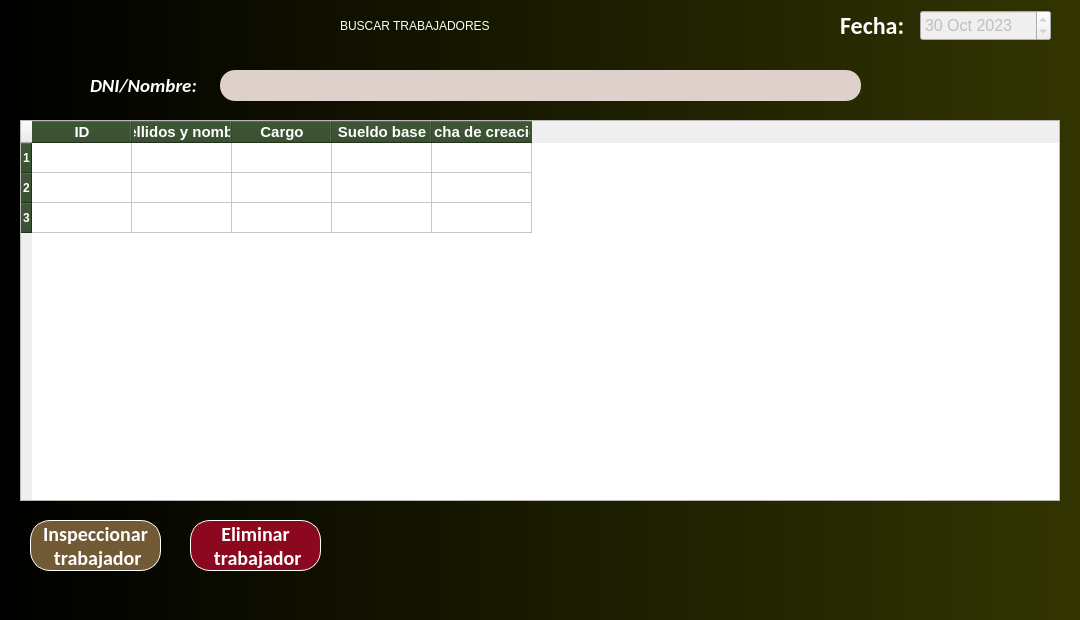
Old version of the form src/otros_recursos/GUI/TrabajadorBuscar.ui in the repository JosueDanielGarciaBetancourt/CalculoSueldosProject.
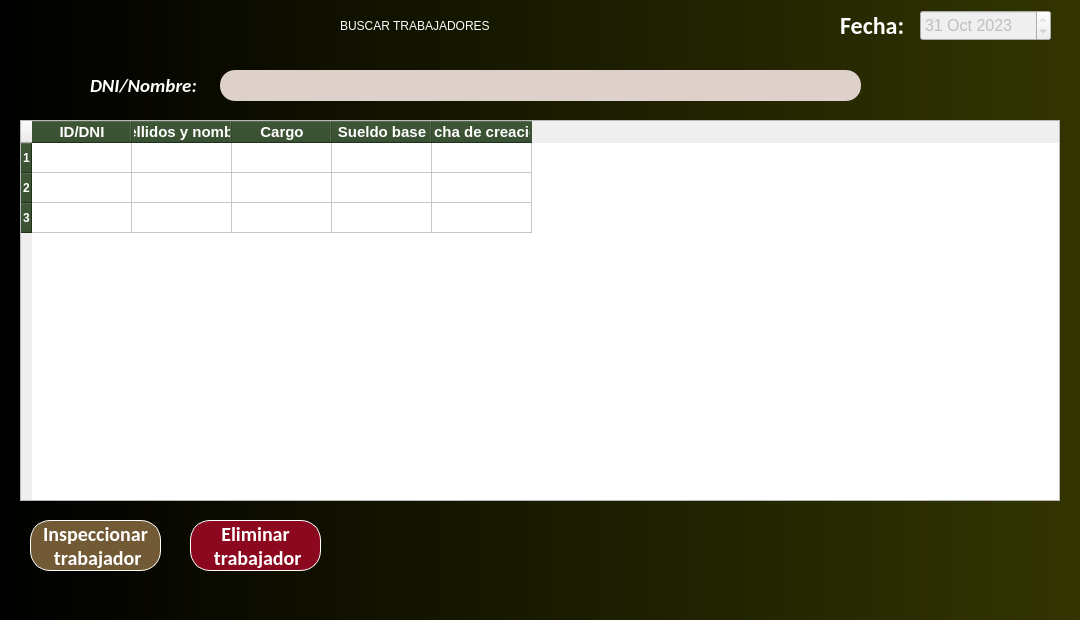
New version of the form. Icons and pictures are not drawn.

Commit message: Mejorando ventana TrabajadorInspeccionar

The edit to the form file:
```diff
--- a/src/otros_recursos/GUI/TrabajadorBuscar.ui
+++ b/src/otros_recursos/GUI/TrabajadorBuscar.ui
@@ -156,12 +156,12 @@
     </property>
     <property name="dateTime">
      <datetime>
-      <hour>23</hour>
+      <hour>14</hour>
       <minute>0</minute>
       <second>0</second>
       <year>2023</year>
       <month>10</month>
-      <day>30</day>
+      <day>31</day>
      </datetime>
     </property>
    </widget>
@@ -335,7 +335,7 @@
     </row>
     <column>
      <property name="text">
-      <string>ID</string>
+      <string>ID/DNI</string>
      </property>
      <property name="font">
       <font>
```
The commit also changes 13 other files.
